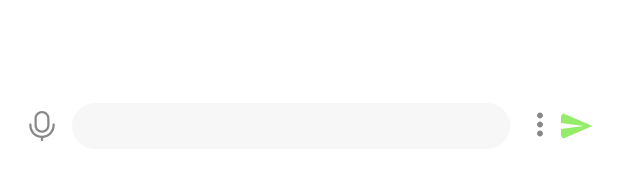
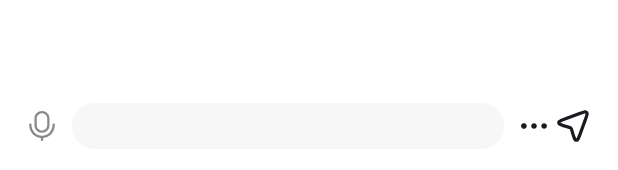
Before and after one commit to curtain28/zst, an Android app built with Jetpack Compose: the @Preview function ChatScreenPreview, on a phone screen of 412 x 824 dp. Shown: the part 1063-1233 px from the top of the screen. Run offline under Robolectric (Android 15) with nearby library versions, the phone set to English and light mode, and no system bars; libraries missing offline, so code that uses them is left out: com.skydoves.landscapist.

Commit message:
优化发送和更多图标

```diff
--- a/app/src/main/java/com/example/zst/MainActivity.kt
+++ b/app/src/main/java/com/example/zst/MainActivity.kt
@@ -490,20 +490,18 @@ fun ChatScreen() {
                             ) {
                                 Icon(
                                     painter = painterResource(id = R.drawable.ic_more),
-                                    contentDescription = "更多功能",
-                                    tint = Color.Gray
+                                    contentDescription = "更多功能"
                                 )
                             }
 
                             // 发送按钮
                             IconButton(
                                 onClick = { sendMessage() },
-                                modifier = Modifier.size(24.dp)
+                                modifier = Modifier.size(28.dp)
                             ) {
                                 Icon(
-                                    imageVector = Icons.Default.Send,
-                                    contentDescription = "发送",
-                                    tint = Color(0xFF95EC69)
+                                    painter = painterResource(id = R.drawable.ic_send_message),
+                                    contentDescription = "发送"
                                 )
                             }
                         }
--- a/app/src/main/res/drawable/ic_more.xml
+++ b/app/src/main/res/drawable/ic_more.xml
@@ -5,5 +5,11 @@
     android:viewportHeight="1024">
     <path
         android:fillColor="#000000"
-        android:pathData="M512,298.7c46.9,0 85.3,-38.4 85.3,-85.3s-38.4,-85.3 -85.3,-85.3 -85.3,38.4 -85.3,85.3 38.4,85.3 85.3,85.3zM512,384c-46.9,0 -85.3,38.4 -85.3,85.3s38.4,85.3 85.3,85.3 85.3,-38.4 85.3,-85.3 -38.4,-85.3 -85.3,-85.3zM512,640c-46.9,0 -85.3,38.4 -85.3,85.3s38.4,85.3 85.3,85.3 85.3,-38.4 85.3,-85.3 -38.4,-85.3 -85.3,-85.3z"/>
+        android:pathData="M224,512m-80,0a80,80 0,1 0,160 0a80,80 0,1 0,-160 0Z"/>
+    <path
+        android:fillColor="#000000"
+        android:pathData="M512,512m-80,0a80,80 0,1 0,160 0a80,80 0,1 0,-160 0Z"/>
+    <path
+        android:fillColor="#000000"
+        android:pathData="M800,512m-80,0a80,80 0,1 0,160 0a80,80 0,1 0,-160 0Z"/>
 </vector>
--- /dev/null
+++ b/app/src/main/res/drawable/ic_send_message.xml
@@ -0,0 +1,9 @@
+<vector xmlns:android="http://schemas.android.com/apk/res/android"
+    android:width="28dp"
+    android:height="28dp"
+    android:viewportWidth="1024"
+    android:viewportHeight="1024">
+    <path
+        android:fillColor="#000000"
+        android:pathData="M128.32,431.17l0.32,4.1 0.9,8.32c6.78,49.34 37.57,65.28 185.66,110.66l95.94,29.06 11.26,3.84a42.62,42.62 0,0 1,8.7 3.84l1.02,0.9 1.22,1.54c1.47,2.37 3.39,7.04 6.59,17.09l5.57,18.05 27.65,91.14 10.5,33.34c36.54,113.86 53.89,136.96 101.12,142.08l3.9,0.32c61.95,5.25 77.25,-21.12 139.46,-191.23l133,-365.5 11.07,-31.55c31.23,-90.88 31.74,-118.08 1.54,-150.02l-3.33,-3.46c-38.21,-38.14 -66.24,-33.79 -196.22,13.25L297.54,304.13l-42.43,16c-109.38,42.18 -129.98,61.18 -126.78,111.04zM327.62,376.19l380.42,-138.5c80.9,-29 102.91,-33.09 107.14,-28.86l0.77,1.28 0.51,1.92c1.28,9.22 -6.08,37.31 -33.41,113.15l-135.23,371.2 -16.51,43.26c-23.55,60.22 -33.66,78.21 -35.97,78.08l-1.09,-1.28 -1.79,-2.56a150.27,150.27 0,0 1,-10.05 -18.75l-5.25,-11.84 -3.58,-8.77a1136.9,1136.9 0,0 1,-25.15 -75.52l-30.72,-101.18c-10.24,-33.47 -16,-46.72 -30.4,-61.12a82.69,82.69 0,0 0,-5.25 -4.8l-6.08,-4.8c-9.98,-7.3 -20.22,-11.52 -42.75,-18.56l-130.82,-39.94 -24.58,-8a501.25,501.25 0,0 1,-39.3 -14.66l-4.54,-1.92c-21.76,-9.73 -27.65,-15.17 -27.65,-15.36l0.32,-0.7 1.22,-1.09c6.66,-5.31 37.44,-20.03 119.81,-50.69z"/>
+</vector>
```
